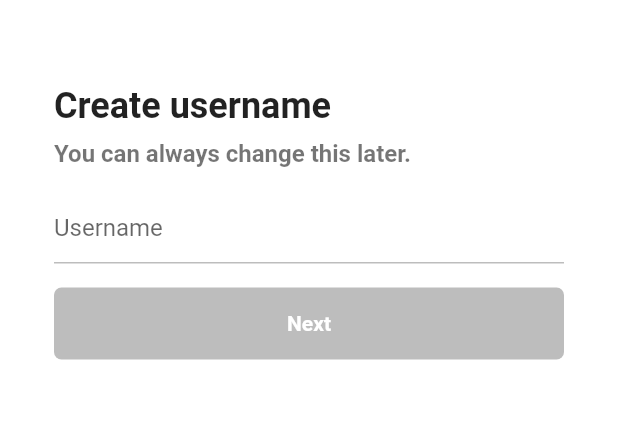
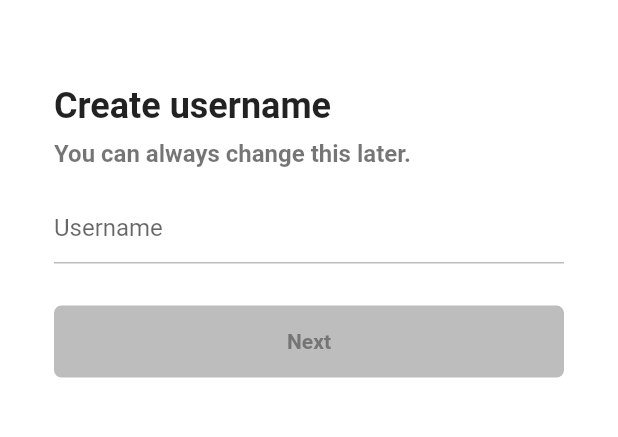
Before and after one commit to Hubsy-kr/tiktok_clone, a Flutter app: the screen it shows after launch, after a tap on "Use email & password", on a phone screen of 412 x 824 dp, the part 59-496 px from its top. Run offline on Flutter 3.47's test engine with Material 2 defaults, Android fonts, the phone set to English and light mode, and no system bars; our stand-ins replace font_awesome_flutter.

Commit message:
add email screen

```diff
--- a/lib/features/authentication/username_screen.dart
+++ b/lib/features/authentication/username_screen.dart
@@ -1,5 +1,7 @@
 import 'package:flutter/material.dart';
 import 'package:tiktok_clone/constants/sizes.dart';
+import 'package:tiktok_clone/features/authentication/email_screen.dart';
+import 'package:tiktok_clone/features/authentication/widgets/form_button.dart';
 
 import '../../constants/gaps.dart';
 
@@ -17,12 +19,30 @@ class _UsernameScreenState extends State<UsernameScreen> {
   @override
   void initState() {
     super.initState();
-
     _usernameController.addListener(() {
       setState(() {
         _username = _usernameController.text;
       });
     });
+  }
+
+  void _onNextTap() {
+    if (_username.isEmpty) return;
+
+    Navigator.of(context).push(
+      MaterialPageRoute(
+        builder: (context) => const EmailScreen(),
+      ),
+    );
+  }
+
+  @override
+  void dispose() {
+    // 위젯을 날렸을때 dispose하지 않으면 앱이 충돌남(메모리에 계속 남음)
+    _usernameController.dispose();
+
+    // 생명주기에 따라 다른것들을 모두 정리하고 마지막에 super.dispose 호출. 설득력있어보이는 코드.
+    super.dispose();
   }
 
   @override
@@ -74,28 +94,13 @@ class _UsernameScreenState extends State<UsernameScreen> {
                 ),
               ),
             ),
-            Gaps.v16,
-            FractionallySizedBox(
-              widthFactor: 1,
-              child: AnimatedContainer(
-                duration: const Duration(milliseconds: 300),
-                padding: const EdgeInsets.symmetric(vertical: Sizes.size16),
-                decoration: BoxDecoration(
-                  borderRadius: BorderRadius.circular(Sizes.size5),
-                  color: _username.isEmpty
-                      ? Colors.grey.shade400
-                      : Theme.of(context).primaryColor,
-                ),
-                child: const Text(
-                  'Next',
-                  textAlign: TextAlign.center,
-                  style: TextStyle(
-                    color: Colors.white,
-                    fontWeight: FontWeight.w600,
-                  ),
-                ),
+            Gaps.v28,
+            GestureDetector(
+              onTap: _onNextTap,
+              child: FormButton(
+                disabled: _username.isEmpty,
               ),
-            )
+            ),
           ],
         ),
       ),
--- /dev/null
+++ b/lib/features/authentication/widgets/form_button.dart
@@ -0,0 +1,39 @@
+import 'package:flutter/material.dart';
+
+import '../../../constants/sizes.dart';
+
+class FormButton extends StatelessWidget {
+  const FormButton({
+    super.key,
+    required this.disabled,
+  });
+
+  final bool disabled;
+
+  @override
+  Widget build(BuildContext context) {
+    return FractionallySizedBox(
+      widthFactor: 1,
+      child: AnimatedContainer(
+        duration: const Duration(milliseconds: 300),
+        padding: const EdgeInsets.symmetric(vertical: Sizes.size16),
+        decoration: BoxDecoration(
+          borderRadius: BorderRadius.circular(Sizes.size5),
+          color:
+              disabled ? Colors.grey.shade400 : Theme.of(context).primaryColor,
+        ),
+        child: AnimatedDefaultTextStyle(
+          duration: const Duration(milliseconds: 300),
+          style: TextStyle(
+            color: disabled ? Colors.grey.shade600 : Colors.white,
+            fontWeight: FontWeight.w600,
+          ),
+          child: const Text(
+            'Next',
+            textAlign: TextAlign.center,
+          ),
+        ),
+      ),
+    );
+  }
+}
```
Also changed, not shown: lib/features/authentication/email_screen.dart (+86 -0 lines).
